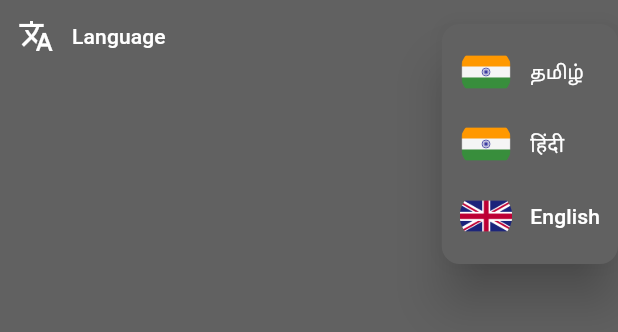
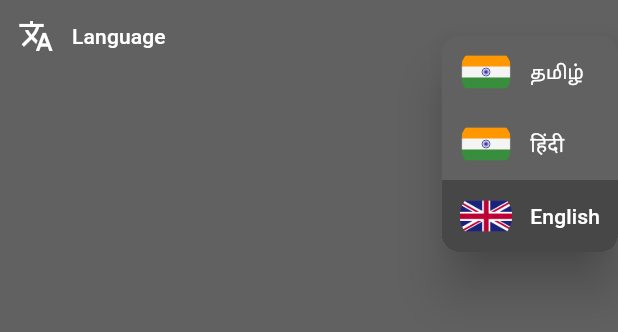
Before and after one commit to ramanan-ramesh/wandrr, a Flutter app: the _LanguageSubmenu widget shown alone on an empty page, opened directly, after a tap on "Language", on a phone screen of 412 x 824 dp. Shown: the top 332 px of the screen. Run offline on Flutter 3.47's test engine with Material 3 defaults, Android fonts, the phone set to English and light mode, and no system bars; our stand-ins replace calendar_date_picker2, cloud_firestore, equatable, firebase_auth, firebase_core, fl_chart and 5 more; missing offline and left inert: aligned_dialog, super_sliver_list; accounts and stored records are empty.

Commit message:
Improve Toolbar Menu UI and Animations
This commit enhances the toolbar menu's visual appearance and introduces animations for a smoother user experience.

Key changes:
- **Theme Switcher:**
    - Ensured icon color in the theme switcher menu item respects the current theme's `onSurface` color.
    - Removed redundant call to `_closeMenuAfterFrame()` after changing the theme.
- **Language Menu:**
    - Set `padding` to `EdgeInsets.zero` in the `MenuStyle` for the language selection submenu to remove extra spacing.
    - Refactored language entry creation to use `List<Widget>.generate` for better readability.
    - Implemented staggered fade-in and scale animations for individual language entries using `FutureBuilder` and `TweenAnimationBuilder`.
    - Highlighted the currently selected language in the menu by applying a background color based on the theme's primary color with adjusted opacity.

```diff
--- a/lib/presentation/trip/pages/trip_provider/app_bar/toolbar.dart
+++ b/lib/presentation/trip/pages/trip_provider/app_bar/toolbar.dart
@@ -96,14 +96,21 @@ class _ToolbarState extends State<Toolbar> with TickerProviderStateMixin {
   }
 
   _MenuItem _createThemeSwitcherMenuEntry(BuildContext context) {
+    final onSurfaceColor = Theme.of(context).colorScheme.onSurface;
     return _MenuItem(
       milliseconds: 300,
       child: MenuItemButton(
+        style: ButtonStyle(
+          foregroundColor: WidgetStatePropertyAll<Color>(onSurfaceColor),
+        ),
         child: Row(
           children: <Widget>[
-            Icon(context.appDataRepository.activeThemeMode == ThemeMode.light
+            Icon(
+              context.appDataRepository.activeThemeMode == ThemeMode.light
                   ? Icons.brightness_6
-                : Icons.brightness_6_outlined),
+                  : Icons.brightness_6_outlined,
+              color: onSurfaceColor,
+            ),
             const SizedBox(width: 12),
             Text(context.localizations.darkTheme),
             const Spacer(),
@@ -113,7 +120,6 @@ class _ToolbarState extends State<Toolbar> with TickerProviderStateMixin {
                 context.addMasterPageEvent(ChangeTheme(
                     themeModeToChangeTo:
                         value ? ThemeMode.dark : ThemeMode.light));
-                _closeMenuAfterFrame();
               },
             ),
           ],
@@ -191,6 +197,7 @@ class _LanguageSubmenu extends StatelessWidget {
       menuStyle: const MenuStyle(
         alignment: Alignment.centerRight,
         elevation: WidgetStatePropertyAll<double>(14),
+        padding: WidgetStatePropertyAll<EdgeInsetsGeometry>(EdgeInsets.zero),
         shape: WidgetStatePropertyAll<OutlinedBorder>(
           RoundedRectangleBorder(
               borderRadius: BorderRadius.all(Radius.circular(12))),
@@ -203,10 +210,11 @@ class _LanguageSubmenu extends StatelessWidget {
           textDirection: TextDirection.rtl,
           child: Column(
             mainAxisSize: MainAxisSize.min,
-            children: languageMetadatas
-                .map((languageMetadata) =>
-                    _createLanguageEntry(languageMetadata, context))
-                .toList(),
+            children: List<Widget>.generate(
+              languageMetadatas.length,
+              (index) => _createLanguageEntry(
+                  languageMetadatas.elementAt(index), context, index),
+            ),
           ),
         )
       ],
@@ -214,9 +222,27 @@ class _LanguageSubmenu extends StatelessWidget {
   }
 
   Widget _createLanguageEntry(
-      LanguageMetadata languageMetadata, BuildContext context) {
+      LanguageMetadata languageMetadata, BuildContext context, int index) {
     var masterPageBloc = context.read<MasterPageBloc>();
-    return Directionality(
+    final delay = Duration(milliseconds: 100 * index);
+    final isCurrentLocale =
+        Localizations.localeOf(context).languageCode == languageMetadata.locale;
+    return FutureBuilder(
+      future: Future.delayed(delay),
+      builder: (context, snapshot) {
+        final shouldAnimate = snapshot.connectionState == ConnectionState.done;
+        return TweenAnimationBuilder<double>(
+          tween: Tween<double>(begin: 0, end: shouldAnimate ? 1 : 0),
+          duration: const Duration(milliseconds: 500),
+          curve: Curves.elasticOut,
+          builder: (context, t, child) => Opacity(
+            opacity: t.clamp(0.0, 1.0),
+            child: Transform.scale(
+              scale: 0.85 + 0.15 * t,
+              child: child,
+            ),
+          ),
+          child: Directionality(
             textDirection: TextDirection.ltr,
             child: MenuItemButton(
               leadingIcon: ClipRRect(
@@ -228,12 +254,22 @@ class _LanguageSubmenu extends StatelessWidget {
                   fit: BoxFit.fill,
                 ),
               ),
+              style: isCurrentLocale
+                  ? ButtonStyle(
+                      backgroundColor: WidgetStatePropertyAll<Color>(
+                          Theme.of(context).colorScheme.primary.withValues(
+                              alpha: context.isLightTheme ? 0.7 : 0.4)),
+                    )
+                  : null,
               onPressed: () {
-          masterPageBloc
-              .add(ChangeLanguage(languageToChangeTo: languageMetadata.locale));
+                masterPageBloc.add(ChangeLanguage(
+                    languageToChangeTo: languageMetadata.locale));
               },
               child: Text(languageMetadata.name),
             ),
+          ),
+        );
+      },
     );
   }
 }
```
Lines whose indentation alone changed are shown as unchanged.
